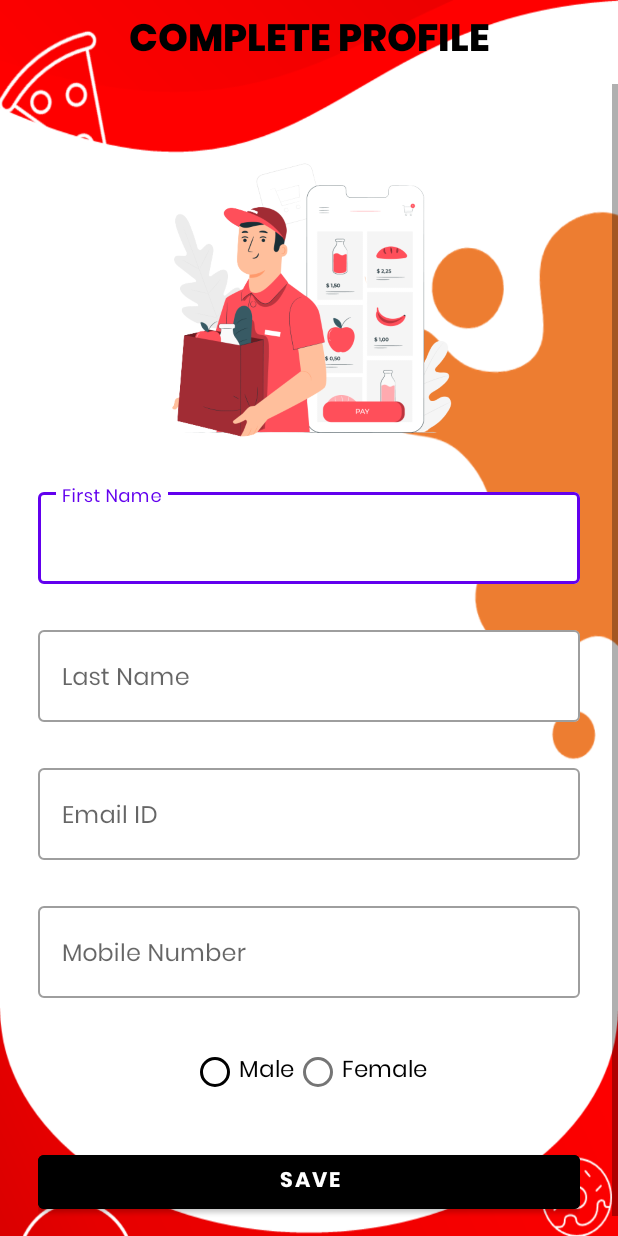
After one commit to AashifAmeer/Food_Train, an Android app: the UserProfile screen opened directly, with no data from a screen before it, on a phone screen of 412 x 824 dp. The commit adds this screen. Run offline under Robolectric (Android 15) with nearby library versions, the phone set to English and light mode, and no system bars; Roboto replaces fonts that are not available here.

Commit message:
user profile is added

```diff
--- a/app/src/main/AndroidManifest.xml
+++ b/app/src/main/AndroidManifest.xml
@@ -13,6 +13,9 @@
         android:supportsRtl="true"
         android:theme="@style/Theme.FoodTrain"
         tools:targetApi="31">
+        <activity
+            android:name=".UserProfile"
+            android:exported="false" />
         <activity
             android:name=".ProductShowActivity"
             android:exported="false" />
--- a/app/src/main/java/com/example/foodtrain/SecondPage.kt
+++ b/app/src/main/java/com/example/foodtrain/SecondPage.kt
@@ -79,7 +79,7 @@ class SecondPage : BaseActivity() {
 
        closingProgressBar()
 
-        startActivity(Intent(this@SecondPage,ProductShowActivity::class.java))
+        startActivity(Intent(this@SecondPage,UserProfile::class.java))
         finish()
     }
 }
--- /dev/null
+++ b/app/src/main/java/com/example/foodtrain/UserProfile.kt
@@ -0,0 +1,11 @@
+package com.example.foodtrain
+
+import androidx.appcompat.app.AppCompatActivity
+import android.os.Bundle
+
+class UserProfile : AppCompatActivity() {
+    override fun onCreate(savedInstanceState: Bundle?) {
+        super.onCreate(savedInstanceState)
+        setContentView(R.layout.activity_user_profile)
+    }
+}
--- /dev/null
+++ b/app/src/main/res/layout/activity_user_profile.xml
@@ -0,0 +1,166 @@
+<?xml version="1.0" encoding="utf-8"?>
+<androidx.constraintlayout.widget.ConstraintLayout xmlns:android="http://schemas.android.com/apk/res/android"
+    xmlns:app="http://schemas.android.com/apk/res-auto"
+    xmlns:tools="http://schemas.android.com/tools"
+    android:layout_width="match_parent"
+    android:layout_height="match_parent"
+    android:background="@drawable/registration_page_new"
+    tools:context=".UserProfile">
+
+    <androidx.appcompat.widget.Toolbar
+        android:id="@+id/toolbar_userDetails"
+        android:layout_width="match_parent"
+        android:layout_height="wrap_content"
+        android:foregroundGravity="center"
+        android:minHeight="?attr/actionBarSize"
+        android:theme="?attr/actionBarTheme"
+        app:layout_constraintEnd_toEndOf="parent"
+        app:layout_constraintTop_toTopOf="parent">
+
+        <TextView
+            android:layout_width="wrap_content"
+            android:layout_height="wrap_content"
+            android:layout_gravity="center"
+            android:fontFamily="@font/poppins_extrabold"
+            android:textSize="25sp"
+            android:textColor="@color/black"
+            android:text="COMPLETE PROFILE" />
+    </androidx.appcompat.widget.Toolbar>
+
+    <ScrollView
+        android:id="@+id/scrollViewUser"
+        android:layout_width="match_parent"
+        android:layout_height="0dp"
+        android:fillViewport="true"
+        app:layout_constraintTop_toBottomOf="@+id/toolbar_userDetails"
+        app:layout_constraintBottom_toBottomOf="parent"
+        >
+
+        <LinearLayout
+            android:layout_width="match_parent"
+            android:layout_height="wrap_content"
+            android:padding="25dp"
+            android:gravity="center_horizontal"
+            android:orientation="vertical">
+
+            <FrameLayout
+                android:id="@+id/image_frame"
+                android:layout_marginTop="16dp"
+                android:foregroundGravity="center_horizontal"
+                android:layout_width="200dp"
+
+                android:layout_height="200dp">
+
+                <ImageView
+                    android:id="@+id/userImage"
+                    android:layout_gravity="center"
+                    android:layout_width="match_parent"
+                    android:layout_height="match_parent"
+                    android:src="@drawable/_709343_3731109_removebg_preview" />
+            </FrameLayout>
+
+            <com.google.android.material.textfield.TextInputLayout
+                android:id="@+id/first_name"
+                style="@style/Widget.MaterialComponents.TextInputLayout.OutlinedBox"
+                android:layout_marginTop="25dp"
+                android:layout_width="match_parent"
+                app:boxBackgroundColor="@color/white"
+                android:layout_height="wrap_content">
+
+                <com.google.android.material.textfield.TextInputEditText
+                    android:layout_width="match_parent"
+                    android:fontFamily="@font/poppins"
+                    android:layout_height="wrap_content"
+                    android:hint="First Name" />
+            </com.google.android.material.textfield.TextInputLayout>
+
+            <com.google.android.material.textfield.TextInputLayout
+                android:id="@+id/lastName"
+                android:layout_width="match_parent"
+                style="@style/Widget.MaterialComponents.TextInputLayout.OutlinedBox"
+                android:layout_marginTop="25dp"
+                app:boxBackgroundColor="@color/white"
+                android:layout_height="wrap_content">
+
+                <com.google.android.material.textfield.TextInputEditText
+                    android:fontFamily="@font/poppins"
+                    android:layout_width="match_parent"
+                    android:layout_height="wrap_content"
+                    android:hint="Last Name" />
+            </com.google.android.material.textfield.TextInputLayout>
+
+            <com.google.android.material.textfield.TextInputLayout
+                android:layout_width="match_parent"
+                style="@style/Widget.MaterialComponents.TextInputLayout.OutlinedBox"
+                android:id="@+id/emailId"
+                android:layout_marginTop="25dp"
+                app:boxBackgroundColor="@color/white"
+                android:layout_height="wrap_content">
+
+                <com.google.android.material.textfield.TextInputEditText
+                    android:layout_width="match_parent"
+                    android:fontFamily="@font/poppins"
+                    android:layout_height="wrap_content"
+                    android:hint="Email ID" />
+            </com.google.android.material.textfield.TextInputLayout>
+
+            <com.google.android.material.textfield.TextInputLayout
+                android:layout_width="match_parent"
+                style="@style/Widget.MaterialComponents.TextInputLayout.OutlinedBox"
+                app:boxBackgroundColor="@color/white"
+                android:id="@+id/mobileNumber"
+                android:layout_marginTop="25dp"
+                android:layout_height="wrap_content">
+
+                <com.google.android.material.textfield.TextInputEditText
+                    android:layout_width="match_parent"
+                    android:layout_height="wrap_content"
+                    android:fontFamily="@font/poppins"
+                    android:hint="Mobile Number" />
+            </com.google.android.material.textfield.TextInputLayout>
+
+            <RadioGroup
+                android:layout_width="match_parent"
+                android:layout_marginTop="25dp"
+                android:layout_height="wrap_content"
+                android:gravity="center"
+
+                android:orientation="horizontal">
+
+                <RadioButton
+                    android:fontFamily="@font/poppins"
+                    android:id="@+id/radioButton"
+                    android:buttonTintMode="multiply"
+                    android:layout_width="wrap_content"
+                    android:layout_gravity="right"
+                    android:layout_height="wrap_content"
+                    android:textSize="15sp"
+                    android:checked="false"
+                    android:text="Male" />
+
+                <RadioButton
+                    android:fontFamily="@font/poppins"
+                    android:id="@+id/radioButton2"
+                    android:checked="false"
+                    android:textSize="15sp"
+                    android:layout_width="wrap_content"
+                    android:layout_height="wrap_content"
+                    android:text="Female" />
+            </RadioGroup>
+
+            <Button
+                android:fontFamily="@font/poppins_bold"
+                android:id="@+id/button2"
+                android:backgroundTint="@color/black"
+                android:layout_marginTop="25dp"
+                android:layout_width="match_parent"
+                android:layout_height="wrap_content"
+                android:text="SAVE" />
+
+
+
+        </LinearLayout>
+
+
+    </ScrollView>
+</androidx.constraintlayout.widget.ConstraintLayout>
```
